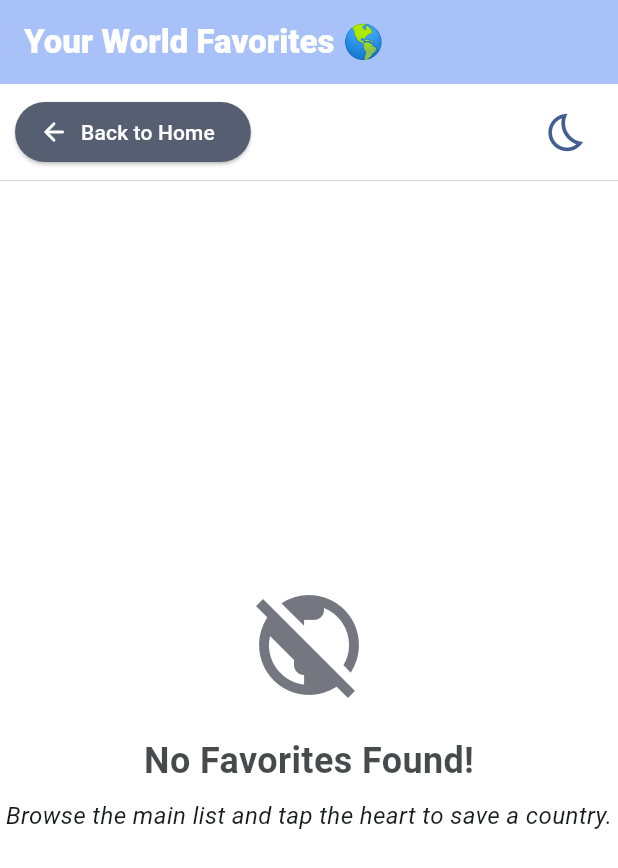
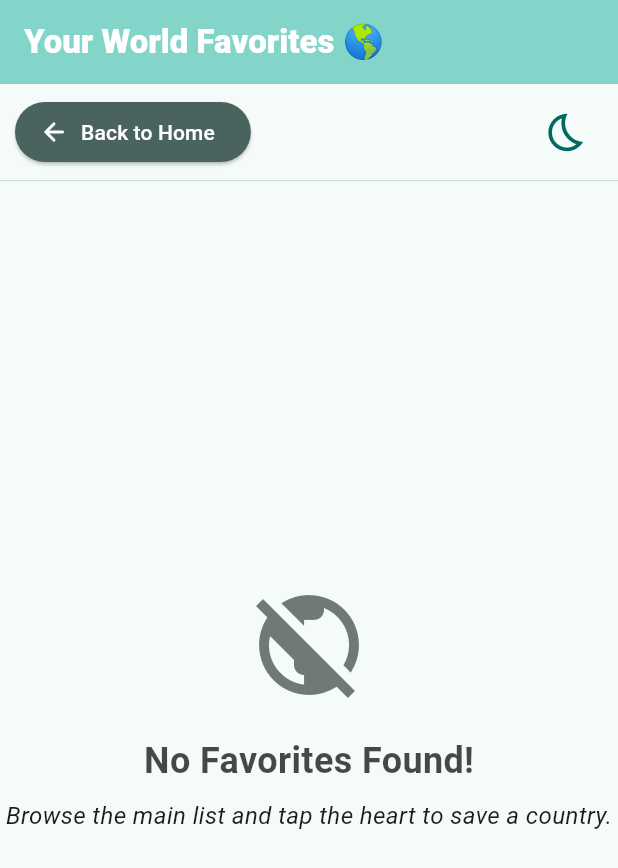
Before and after one commit to touahririhab17-netizen/country_app, a Flutter app: the screen it shows after launch, after a tap on the "favorite outline" icon, on a phone screen of 412 x 824 dp. Shown: the top 868 px of the screen. Run offline on Flutter 3.47's test engine with Material 3 defaults, Android fonts, the phone set to English and light mode, and no system bars; network calls fail.

```diff
--- a/lib/main.dart
+++ b/lib/main.dart
@@ -1,109 +1,71 @@
-// lib/main.dart
-
 import 'package:flutter/material.dart';
 import 'package:provider/provider.dart';
-import 'screens/world_list_view.dart'; // Use refactored screen name
+import 'screens/world_list_view.dart';
 import 'providers/country_provider.dart';
-import 'providers/theme_provider.dart'; // Import AppThemeManager
-
+import 'providers/theme_provider.dart';
 
 void main() {
   runApp(
     MultiProvider(
       providers: [
-        ChangeNotifierProvider(
-          create: (_) => CountryProvider(),
-        ),
-        ChangeNotifierProvider(
-          create: (_) => AppThemeManager(), // Use refactored theme class
-        ),
+        ChangeNotifierProvider(create: (_) => CountryProvider()),
+        ChangeNotifierProvider(create: (_) => AppThemeManager()),
       ],
-      child: const GlobalExplorerApp(),
+      child: const GeoAppCore(),
     ),
   );
 }
 
-class GlobalExplorerApp extends StatelessWidget {
-  const GlobalExplorerApp({super.key});
+class GeoAppCore extends StatelessWidget {
+  const GeoAppCore({super.key});
 
-  // --- Theme Definition Helpers ---
+  @override
+  Widget build(BuildContext context) {
+    final themeManager = Provider.of<AppThemeManager>(context);
 
-  // Custom Light Theme (vibrant primary color)
-  ThemeData _buildLightTheme() {
-    return ThemeData(
-      useMaterial3: true,
-      // Define a custom seed color for the scheme
-      colorScheme: ColorScheme.fromSeed(
-        seedColor: const Color(0xFF007BFF), // A bright, standard blue
-        brightness: Brightness.light,
-        surface: Colors.white,
-        background: Colors.grey.shade100,
-      ),
-      appBarTheme: AppBarTheme(
-        backgroundColor: const Color(0xFF007BFF),
-        foregroundColor: Colors.white,
-        elevation: 1,
-        titleTextStyle: const TextStyle(fontWeight: FontWeight.bold, fontSize: 20),
-      ),
-      cardTheme: CardTheme(
-        color: Colors.white,
-        elevation: 0,
-        shape: RoundedRectangleBorder(
-          borderRadius: BorderRadius.circular(15),
-          side: BorderSide(color: Colors.grey.shade300, width: 0.5),
-        ),
-      ),
-      dividerColor: Colors.grey.shade300,
-    );
-  }
-
-  // Custom Dark Theme (deep blue background)
-  ThemeData _buildDarkTheme() {
-    return ThemeData(
+    // LIGHT THEME
+    final lightTheme = ThemeData(
       useMaterial3: true,
       colorScheme: ColorScheme.fromSeed(
-        seedColor: const Color(0xFF00BFFF), // Lighter blue for dark mode accents
-        brightness: Brightness.dark,
-        surface: const Color(0xFF181A1B),
-        background: Colors.black,
-        primary: const Color(0xFF00BFFF),
-        onPrimary: Colors.black,
+        seedColor: Colors.teal,
+        brightness: Brightness.light,
       ),
       appBarTheme: const AppBarTheme(
-        backgroundColor: Color(0xFF181A1B),
-        foregroundColor: Colors.white,
         elevation: 0,
         titleTextStyle: TextStyle(fontWeight: FontWeight.bold, fontSize: 20),
       ),
-      scaffoldBackgroundColor: Colors.black,
-      cardTheme: CardTheme(
-        color: const Color(0xFF1E2122),
+      cardTheme: const CardThemeData(
         elevation: 4,
         shape: RoundedRectangleBorder(
-          borderRadius: BorderRadius.circular(15),
+          borderRadius: BorderRadius.all(Radius.circular(10)),
         ),
       ),
-      iconTheme: const IconThemeData(color: Colors.white70),
-      dividerColor: Colors.grey.shade800,
     );
-  }
 
-  @override
-  Widget build(BuildContext context) {
-    // Access AppThemeManager (using watch implicitly via Provider.of)
-    final themeManager = Provider.of<AppThemeManager>(context);
+    // DARK THEME
+    final darkTheme = ThemeData(
+      useMaterial3: true,
+      colorScheme: ColorScheme.fromSeed(
+        seedColor: Colors.tealAccent,
+        brightness: Brightness.dark,
+      ),
+      appBarTheme: const AppBarTheme(
+        elevation: 0,
+        titleTextStyle: TextStyle(fontWeight: FontWeight.bold, fontSize: 20),
+      ),
+      cardTheme: const CardThemeData(
+        elevation: 0,
+        shape: RoundedRectangleBorder(
+          borderRadius: BorderRadius.all(Radius.circular(10)),
+        ),
+      ),
+    );
 
     return MaterialApp(
-      title: 'Global Country Explorer',
-
-      // Apply the custom theme definitions
-      theme: _buildLightTheme(),
-      darkTheme: _buildDarkTheme(),
-
-      // Control theme mode based on the provider's state
+      title: 'Geo Tracker',
+      theme: lightTheme,
+      darkTheme: darkTheme,
       themeMode: themeManager.activeThemeMode,
-
-      // Set the refactored main screen as home
       home: const WorldListView(),
       debugShowCheckedModeBanner: false,
     );
--- a/lib/screens/country_list_item.dart
+++ b/lib/screens/country_list_item.dart
@@ -33,7 +33,7 @@ class CountryListItem extends StatelessWidget {
         onTap: () {
           Navigator.of(context).push(
             MaterialPageRoute(
-              builder: (context) => DetailScreen(country: country),
+              builder: (context) => CountryDetailsScreen(country: country),
             ),
           );
         },
```
Also changed, not shown: 1 other file.
